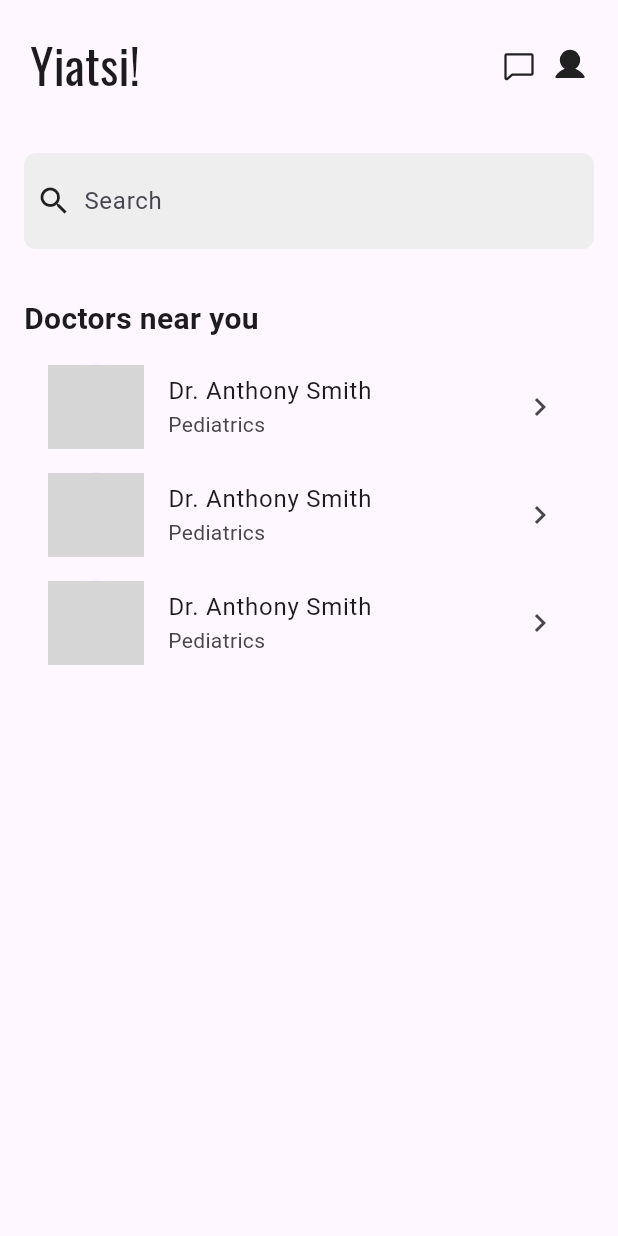
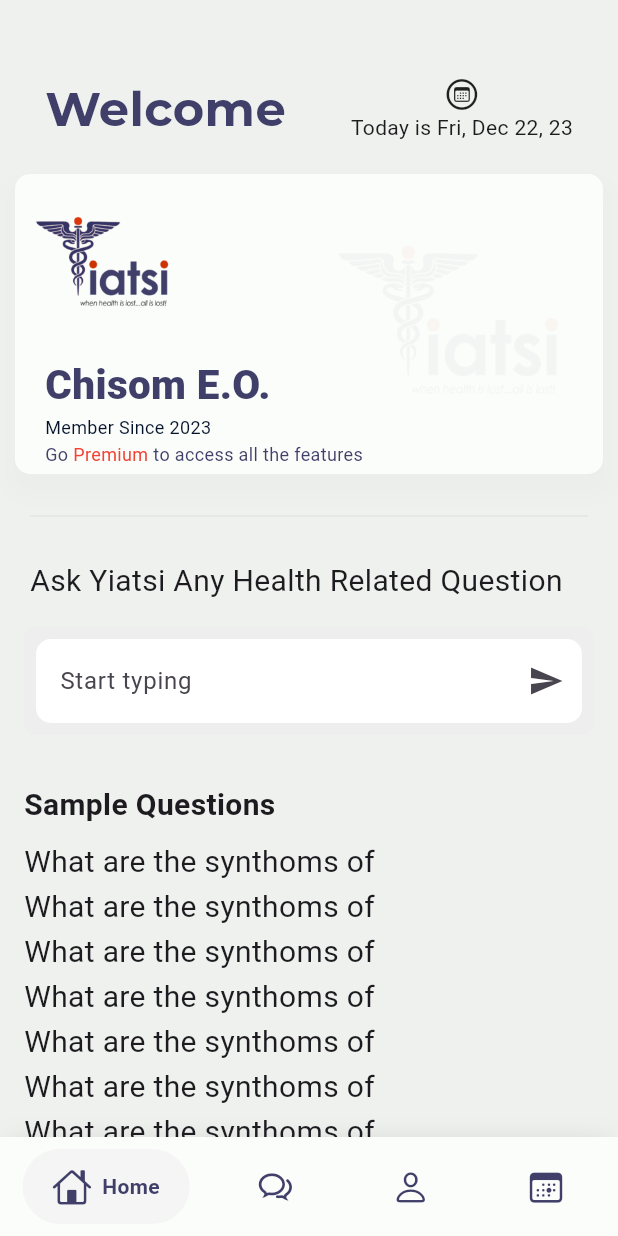
Before and after one commit to Godsom777/Mp_doctor, a Flutter app: the screen it shows once a user with an empty profile is signed in, on a phone screen of 412 x 824 dp. Run offline on Flutter 3.47's test engine with Material 3 defaults, Android fonts, the phone set to English and light mode, and no system bars; drawn by our look-alikes of google_nav_bar; our stand-ins replace firebase_auth, firebase_core, flutter_form_builder, flutter_native_splash, flutter_phosphor_icons, google_fonts and 2 more; accounts and stored records are empty; network calls fail; grey boxes are pictures that could not be loaded.

Commit message:
Routers working

```diff
--- a/lib/authentification pages/auth_page.dart
+++ b/lib/authentification pages/auth_page.dart
@@ -3,7 +3,8 @@
 import 'package:flutter/material.dart';
 import 'package:google_sign_in/google_sign_in.dart';
 import 'package:mp_doctor/components/my_textfield.dart';
-import 'package:mp_doctor/pages/home_page.dart';
+
+import 'package:mp_doctor/pages/router.dart';
 import 'package:sign_in_with_apple/sign_in_with_apple.dart';
 
 
@@ -62,7 +63,7 @@
     double width = MediaQuery.of(context).size.width;
     double height = MediaQuery.of(context).size.height;
     void navigateToHomepage(UserCredential userCredential) {
-  Navigator.push(context, MaterialPageRoute(builder: (context) => const FindYourDoctorScreen()));
+  Navigator.push(context, MaterialPageRoute(builder: (context) => const MyRouter()));
 }
 
     if (_user == null) {
@@ -170,7 +171,7 @@
         ),
       );
     } else {
-      return const FindYourDoctorScreen();
+      return const MyRouter();
 
       // Scaffold(
       //   appBar: AppBar(
--- a/lib/main.dart
+++ b/lib/main.dart
@@ -3,17 +3,12 @@
 import 'package:mp_doctor/authentification%20pages/auth_page.dart';
 import 'package:provider/provider.dart';
 // import 'pages/splash_screen.dart';
-import 'pages/home_page.dart';
 import 'package:firebase_core/firebase_core.dart';
 import 'firebase_options.dart';
 import 'package:google_fonts/google_fonts.dart';
+import 'package:mp_doctor/pages/router.dart';
 
-
-
-
-
-
-Color myBgColor = const Color(0xffffffff);
+Color myBgColor = const Color(0xFFEFF1EE);
 
 //theme Data
 // light Theme
@@ -23,13 +18,10 @@
     hintColor: Colors.orange, // accent Color
 
     textTheme: ThemeData.light().textTheme.copyWith(
-
           bodyLarge: const TextStyle(color: Colors.black38),
           bodyMedium: const TextStyle(color: Colors.black38),
           bodySmall: const TextStyle(color: Colors.black38),
-        )
-
-    );
+        ));
 
 // dark theme
 final ThemeData darkTheme = ThemeData.dark().copyWith(
@@ -62,7 +54,6 @@
   }
 }
 
-
 ////////////////////////////////////////////////////////////////////////
 ////////////////////////////////////////////////////////////
 //////////////////////////////////////////////////
@@ -77,13 +68,12 @@
 
 void main() async {
   WidgetsFlutterBinding.ensureInitialized();
-  await Firebase.initializeApp( options: DefaultFirebaseOptions.currentPlatform);
+  await Firebase.initializeApp(options: DefaultFirebaseOptions.currentPlatform);
   SystemChrome.setEnabledSystemUIMode(SystemUiMode.edgeToEdge);
   runApp(ChangeNotifierProvider(
       create: (context) => ThemeProvider(), // Initialize ThemeProvider
       child: const MyApp()));
 }
-
 
 ////////////////////////////////////////////////////////////////////////
 ////////////////////////////////////////////////////////////
@@ -96,28 +86,20 @@
 //////
 
 class MyApp extends StatelessWidget {
-
   const MyApp({super.key});
-
 
   @override
   Widget build(BuildContext context) {
     ThemeData(
-  textTheme: GoogleFonts.oswaldTextTheme(),
-);
+      textTheme: GoogleFonts.montserratAlternatesTextTheme(),
+    );
 
     return MaterialApp(
-
-
-
       debugShowCheckedModeBanner: false,
-
       home: const AuthPage(),
       routes: {
-        '/home': (context) => const FindYourDoctorScreen(),
+        '/home': (context) => const MyRouter(),
         '/signup': (context) => const AuthPage(),
-
-
       },
     );
   }
--- /dev/null
+++ b/lib/pages/calendar.dart
@@ -0,0 +1,12 @@
+import 'package:flutter/material.dart';
+
+class Calendar extends StatelessWidget {
+  const Calendar({super.key});
+
+  @override
+  Widget build(BuildContext context) {
+    return Container(
+      color: Colors.red,
+    );
+  }
+}
--- /dev/null
+++ b/lib/pages/home.dart
@@ -0,0 +1,277 @@
+import 'package:firebase_auth/firebase_auth.dart';
+import 'package:flutter/cupertino.dart';
+import 'package:flutter/material.dart';
+import 'package:flutter_phosphor_icons/flutter_phosphor_icons.dart';
+import 'package:google_fonts/google_fonts.dart';
+import 'package:intl/intl.dart';
+
+const Color myCardColor = Color(0xffFBFDFA); //soft white color
+Color logoColor = const Color(0xff3F3F69); //get the logo color
+DateTime now = DateTime.now(); // Get current local time
+
+// time using DateFormat
+String formattedTime = DateFormat('hh:mm a').format(now);
+
+//  date using DateFormat
+String formattedDate = DateFormat('EE, MMM d, yy').format(now);
+
+class FindYourDoctorScreen extends StatefulWidget {
+  const FindYourDoctorScreen({super.key});
+
+  @override
+  State<FindYourDoctorScreen> createState() => _FindYourDoctorScreenState();
+}
+
+class _FindYourDoctorScreenState extends State<FindYourDoctorScreen> {
+  @override
+  Widget build(BuildContext context) {
+    double width = MediaQuery.of(context).size.width;
+    // double height = MediaQuery.of(context).size.height;
+
+    return SafeArea(
+      child: Scaffold(
+        backgroundColor: const Color(0xFFEFF1EE),
+        resizeToAvoidBottomInset: true,
+        body: SingleChildScrollView(
+          child: Column(
+            children: [
+              Padding(
+                padding: const EdgeInsets.only(
+                  right: 30.0,
+                  left: 30.0,
+                  top: 50,
+                  bottom: 20,
+                ),
+                child: Row(
+                  mainAxisAlignment: MainAxisAlignment.spaceBetween,
+                  children: [
+                    headerText('Welcome'),
+                    Column(
+                      children: [
+                        const Icon(CupertinoIcons.calendar_circle),
+                        Text('Today is $formattedDate'),
+                      ],
+                    ),
+
+                    //  Image( image: AssetImage('assets/yatsi(logo).png'),width: 120,),
+                  ],
+                ),
+              ),
+              ////////////////////////// the first card//////////////////////////
+              Container(
+                width: width - 20,
+                height: 200,
+                decoration: BoxDecoration(
+                  image: const DecorationImage(
+                      image: AssetImage('assets/yatsi(logo).png'),
+                      fit: BoxFit.fitHeight,
+                      alignment: Alignment.bottomRight,
+                      opacity: 0.04),
+                  color: myCardColor,
+                  boxShadow: [
+                    BoxShadow(
+                      color: Colors.grey.withOpacity(0.04),
+                      spreadRadius: 5,
+                      blurRadius: 10,
+                      offset: const Offset(0, 10),
+                    ),
+                  ],
+                  borderRadius: BorderRadius.circular(10),
+                ),
+                child: Column(
+                  children: [
+                    const Row(
+                      mainAxisAlignment: MainAxisAlignment.start,
+                      children: [
+                        Image(
+                          image: AssetImage('assets/yatsi(logo).png'),
+                          width: 120,
+                        ),
+                      ],
+                    ),
+                    Row(
+                      mainAxisAlignment: MainAxisAlignment.start,
+                      children: [
+                        Padding(
+                          padding: const EdgeInsets.only(
+                            left: 20.0,
+                          ),
+                          child: Column(
+                            crossAxisAlignment: CrossAxisAlignment.start,
+                            children: [
+                              Text(
+                                'Chisom E.O.',
+                                style: GoogleFonts.notoSansYi(
+                                    fontSize: 27,
+                                    fontWeight: FontWeight.w900,
+                                    color: logoColor),
+                              ),
+                              Text(
+                                'Member Since 2023',
+                                style: GoogleFonts.notoSansYi(
+                                    fontSize: 12,
+                                    color:
+                                        const Color.fromARGB(255, 5, 18, 43)),
+                              ),
+                              Text.rich(
+                                TextSpan(
+                                    text: 'Go ',
+                                    style: GoogleFonts.notoSansYi(
+                                        fontSize: 12,
+                                        fontWeight: FontWeight.w400,
+                                        color: logoColor),
+                                    children: const [
+                                      TextSpan(
+                                          text: "Premium ",
+                                          style: TextStyle(color: Colors.red)),
+                                      TextSpan(
+                                          text: "to access all the features")
+                                    ]),
+                              ),
+                            ],
+                          ),
+                        ),
+                      ],
+                    )
+                  ],
+                ),
+              ),
+              const SizedBox(
+                height: 20,
+              ),
+              Divider(
+                thickness: 0.3,
+                indent: 20,
+                endIndent: 20,
+              ),
+              const SizedBox(
+                height: 20,
+              ),
+
+              Padding(
+                padding: const EdgeInsets.only(left: 20),
+                child: Row(
+                  mainAxisAlignment: MainAxisAlignment.start,
+                  children: [
+                    h2Text(
+                      'Ask Yiatsi Any Health Related Question',
+                      20,
+                    ),
+                  ],
+                ),
+              ),
+
+              // Search bar
+              Container(
+                margin: const EdgeInsets.all(16),
+                padding: const EdgeInsets.all(8),
+                decoration: BoxDecoration(
+                  borderRadius: BorderRadius.circular(8),
+                  color: Colors.grey[200],
+                ),
+                child: const Row(
+                  children: [
+                    Expanded(
+                      child: TextField(
+                        decoration: InputDecoration(
+                          suffixIcon: Icon(Icons.send),
+                          hintText: 'Start typing',
+                          border: OutlineInputBorder(
+                              borderRadius:
+                                  BorderRadius.all(Radius.circular(10)),
+                              borderSide: BorderSide.none),
+                          filled: true,
+                          fillColor: Colors.white,
+                        ),
+                      ),
+                    ),
+                  ],
+                ),
+              ),
+              /////////////////////////////////////////////////
+              // Doctors near you
+              Container(
+                margin: const EdgeInsets.all(16),
+                child: Column(
+                  crossAxisAlignment: CrossAxisAlignment.start,
+                  children: [
+                    const Text(
+                      'Sample Questions',
+                      style: TextStyle(
+                        fontSize: 20,
+                        fontWeight: FontWeight.bold,
+                      ),
+                    ),
+                    const SizedBox(height: 8),
+                    ListView.builder(
+                      itemCount: 10,
+                      shrinkWrap: true,
+                      itemBuilder: (context, index) {
+                        return h2Text(
+                          'What are the synthoms of',
+                          18,
+                        );
+                      },
+                    ),
+                  ],
+                ),
+              ),
+            ],
+          ),
+        ),
+      ),
+    );
+  }
+
+  Text h2Text(text, size) {
+    return Text(
+      text,
+      style: GoogleFonts.notoSansYi(fontSize: 20, fontWeight: FontWeight.w400),
+    );
+  }
+
+  Text headerText(text) {
+    return Text(
+      text,
+      style: GoogleFonts.montserrat(
+          fontSize: 32, fontWeight: FontWeight.bold, color: logoColor),
+    );
+  }
+}
+////////////////////////////////////////////////////////////////
+///
+///////////////////////////////////////////////////////////////
+
+class BookAppointmentScreen extends StatelessWidget {
+  const BookAppointmentScreen({super.key});
+
+  @override
+  Widget build(BuildContext context) {
+    return Scaffold(
+      appBar: AppBar(
+        title: const Text('Book Appointment'),
+        backgroundColor: Colors.blue,
+        centerTitle: true,
+      ),
+      body: Center(
+        child: Column(
+          mainAxisAlignment: MainAxisAlignment.center,
+          children: [
+            const Text(
+              'Book an appointment with Dr. Anthony Smith',
+              style: TextStyle(
+                fontSize: 20,
+                fontWeight: FontWeight.bold,
+              ),
+            ),
+            const SizedBox(height: 16),
+            ElevatedButton(
+              onPressed: () {},
+              child: const Text('Book Now'),
+            ),
+          ],
+        ),
+      ),
+    );
+  }
+}
--- a/lib/pages/home_page.dart
+++ /dev/null
@@ -1,149 +0,0 @@
-import 'package:firebase_auth/firebase_auth.dart';
-import 'package:flutter/material.dart';
-import 'package:google_fonts/google_fonts.dart';
-import 'package:flutter_phosphor_icons/flutter_phosphor_icons.dart';
-
-class FindYourDoctorScreen extends StatelessWidget {
-  const FindYourDoctorScreen({super.key});
-
-  @override
-  Widget build(BuildContext context) {
-    return SafeArea(
-      child: Scaffold(
-        resizeToAvoidBottomInset: true,
-
-        body: Column(
-          children: [
-        Padding(
-          padding: const EdgeInsets.all(20.0),
-          child: Row( mainAxisAlignment: MainAxisAlignment.spaceBetween,
-            children: [
-             const Text('Yiatsi!', style: TextStyle( fontFamily: 'Oswald' ,fontWeight: FontWeight.normal,fontSize: 32)),
-              Row(mainAxisAlignment: MainAxisAlignment.end,
-                children: [
-                  GestureDetector(
-
-                      onTap: () {
-
-                         FirebaseAuth.instance.signOut();
-                        // Implement sign out logic here
-                      },
-                       child: const Icon(PhosphorIcons.chat),
-                  ),
-                  const SizedBox(width:10),
-                  GestureDetector(
-
-                      onTap: () {},
-                       child: const Icon(PhosphorIcons.user_fill),
-                  ),
-                ],
-              ),
-            ],
-          ),
-        ),
-
-            // Search bar
-            Container(
-              margin: const EdgeInsets.all(16),
-              padding: const EdgeInsets.all(8),
-              decoration: BoxDecoration(
-                borderRadius: BorderRadius.circular(8),
-                color: Colors.grey[200],
-              ),
-              child: const Row(
-                children: [
-                  Icon(Icons.search),
-                  SizedBox(width: 8),
-                  Expanded(
-                    child: TextField(
-                      decoration: InputDecoration(
-                        hintText: 'Search',
-                        border: InputBorder.none,
-                      ),
-                    ),
-                  ),
-                ],
-              ),
-            ),
-            // Doctors near you
-            Container(
-              margin: const EdgeInsets.all(16),
-              child: Column(
-                crossAxisAlignment: CrossAxisAlignment.start,
-                children: [
-                  const Text(
-                    'Doctors near you',
-                    style: TextStyle(
-                      fontSize: 20,
-                      fontWeight: FontWeight.bold,
-                    ),
-                  ),
-                  const SizedBox(height: 8),
-                  ListView.builder(
-                    itemCount: 3,
-                    shrinkWrap: true,
-                    itemBuilder: (context, index) {
-                      return ListTile(
-                        leading: const CircleAvatar(
-                          radius: 32,
-                          backgroundImage: AssetImage('assets/doctor.png'),
-                        ),
-                        title: const Text('Dr. Anthony Smith'),
-                        subtitle: const Text('Pediatrics'),
-                        trailing: const Icon(Icons.chevron_right),
-                        onTap: () {
-                          // Navigate to the Book Appointment screen
-                          Navigator.push(
-                            context,
-                            MaterialPageRoute(builder: (context) => const BookAppointmentScreen()),
-                          );
-                        },
-                      );
-                    },
-                  ),
-                ],
-              ),
-            ),
-          ],
-        ),
-      ),
-    );
-  }
-}
-////////////////////////////////////////////////////////////////
-///
-///////////////////////////////////////////////////////////////
-
-class BookAppointmentScreen extends StatelessWidget {
-  const BookAppointmentScreen({super.key});
-
-  @override
-  Widget build(BuildContext context) {
-    return Scaffold(
-      appBar: AppBar(
-        title: const Text('Book Appointment'),
-        backgroundColor: Colors.blue,
-        centerTitle: true,
-      ),
-      body: Center(
-        child: Column(
-          mainAxisAlignment: MainAxisAlignment.center,
-          children: [
-            const Text(
-              'Book an appointment with Dr. Anthony Smith',
-              style: TextStyle(
-                fontSize: 20,
-                fontWeight: FontWeight.bold,
-              ),
-            ),
-            const SizedBox(height: 16),
-            ElevatedButton(
-              onPressed: () {},
-              child: const Text('Book Now'),
-            ),
-          ],
-        ),
-      ),
-    );
-  }
-}
--- /dev/null
+++ b/lib/pages/inbox.dart
@@ -0,0 +1,12 @@
+import 'package:flutter/material.dart';
+
+class Inbox extends StatelessWidget {
+  const Inbox({super.key});
+
+  @override
+  Widget build(BuildContext context) {
+    return Container(
+      color: Colors.green,
+    );
+  }
+}
--- /dev/null
+++ b/lib/pages/profile.dart
@@ -0,0 +1,20 @@
+import 'package:flutter/material.dart';
+import 'package:firebase_auth/firebase_auth.dart';
+import 'package:firebase_core/firebase_core.dart';
+
+class Profile extends StatelessWidget {
+  const Profile({super.key});
+
+  @override
+  Widget build(BuildContext context) {
+    return Container(
+      color: Colors.yellow,
+      child: Center(
+        child: InkWell(
+          onTap: () async => await FirebaseAuth.instance.signOut(),
+          child: Text('LogOut'),
+        ),
+      ),
+    );
+  }
+}
--- /dev/null
+++ b/lib/pages/router.dart
@@ -0,0 +1,156 @@
+import 'package:firebase_auth/firebase_auth.dart';
+import 'package:flutter/cupertino.dart';
+import 'package:flutter/material.dart';
+import 'package:flutter_phosphor_icons/flutter_phosphor_icons.dart';
+import 'package:google_fonts/google_fonts.dart';
+import 'package:google_nav_bar/google_nav_bar.dart';
+import 'package:mp_doctor/pages/calendar.dart';
+import 'package:mp_doctor/pages/home.dart';
+import 'package:mp_doctor/pages/inbox.dart';
+import 'package:mp_doctor/pages/Profile.dart';
+
+const Color myCardColor = Color(0xffFBFDFA);
+Color logoColor = const Color(0xff3F3F69);
+
+class MyRouter extends StatefulWidget {
+  static TextStyle optionStyle =
+      TextStyle(fontSize: 30, fontWeight: FontWeight.w400, color: logoColor);
+  static final List<Widget> _widgetOptions = <Widget>[
+    Text(
+      'Home',
+      style: optionStyle,
+    ),
+    Text(
+      'Search',
+      style: optionStyle,
+    ),
+    Text(
+      'Profile',
+      style: optionStyle,
+    ),
+    Text(
+      'Calendar',
+      style: optionStyle,
+    ),
+  ];
+
+  const MyRouter({super.key});
+
+  @override
+  State<MyRouter> createState() => _MyRouterState();
+}
+
+class _MyRouterState extends State<MyRouter> {
+  int _selectedIndex = 0;
+  static  List<Widget> _widgetOptions = <Widget>[
+    FindYourDoctorScreen(),
+    Calendar(),
+    Profile(),
+    Inbox(),
+  ];
+
+  @override
+  Widget build(BuildContext context) {
+    double width = MediaQuery.of(context).size.width;
+    double height = MediaQuery.of(context).size.height;
+
+    return SafeArea(
+      child: Scaffold(
+        bottomNavigationBar: Container(
+            decoration: const BoxDecoration(color: myCardColor, boxShadow: [
+              BoxShadow(
+                blurRadius: 15,
+                spreadRadius: -5,
+                color: Color.fromRGBO(50, 50, 50, 0.2),
+              )
+            ]),
+            child: SafeArea(
+              child: Padding(
+                padding:
+                    const EdgeInsets.symmetric(horizontal: 15.0, vertical: 8),
+                child: GNav(
+                  rippleColor: Colors.grey[300]!,
+                  hoverColor: Colors.grey[100]!,
+                  gap: 7,
+                  activeColor: logoColor,
+                  iconSize: 26,
+                  padding:
+                      const EdgeInsets.symmetric(horizontal: 20, vertical: 12),
+                  duration: const Duration(milliseconds: 400),
+                  tabBackgroundColor: Colors.grey[100]!,
+                  color: logoColor,
+                  tabs: [
+                    GButton(
+                      icon: CupertinoIcons.home,
+                      text: 'Home',
+                      iconColor: logoColor,
+                    ),
+                    GButton(
+                      icon: CupertinoIcons.chat_bubble_2,
+                      text: 'Inbox',
+                      iconColor: logoColor,
+                    ),
+                    GButton(
+                      icon: CupertinoIcons.person,
+                      text: 'Profile',
+                      iconColor: logoColor,
+                    ),
+                    GButton(
+                      icon: CupertinoIcons.calendar_today,
+                      text: 'Calendar',
+                      iconColor: logoColor,
+                    ),
+                  ],
+                  selectedIndex: _selectedIndex,
+                  onTabChange: (index) {
+                    setState(() {
+                      _selectedIndex = index;
+                    });
+                  },
+                ),
+              ),
+            )),
+        backgroundColor: const Color(0xFFEFF1EE),
+        resizeToAvoidBottomInset: true,
+        body: _widgetOptions.elementAt(_selectedIndex),
+      ),
+    );
+  }
+}
+////////////////////////////////////////////////////////////////
+///
+///////////////////////////////////////////////////////////////
+
+class BookAppointmentScreen extends StatelessWidget {
+  const BookAppointmentScreen({super.key});
+
+  @override
+  Widget build(BuildContext context) {
+    return Scaffold(
+      appBar: AppBar(
+        title: const Text('Book Appointment'),
+        backgroundColor: Colors.blue,
+        centerTitle: true,
+      ),
+      body: Center(
+        child: Column(
+          mainAxisAlignment: MainAxisAlignment.center,
+          children: [
+            const Text(
+              'Book an appointment with Dr. Anthony Smith',
+              style: TextStyle(
+                fontSize: 20,
+                fontWeight: FontWeight.bold,
+              ),
+            ),
+            const SizedBox(height: 16),
+            ElevatedButton(
+              onPressed: () {},
+              child: const Text('Book Now'),
+            ),
+          ],
+        ),
+      ),
+    );
+  }
+}
--- a/lib/pages/splash_screen.dart
+++ b/lib/pages/splash_screen.dart
@@ -27,10 +27,10 @@
           .remove(); // Make a network request to check if the user is registered.
       if (isRegistered) {
         // Navigate to the home page.
-        Navigator.pushReplacementNamed(context, '/home');
+       // Navigator.pushReplacementNamed(context, '/home');
       } else {
         // Navigate to the signup screen.
-        Navigator.pushReplacementNamed(context, '/signup');
+       // Navigator.pushReplacementNamed(context, '/signup');
       }
 
       // Remove the splash screen.
```
Also changed, not shown: pubspec.yaml (+6 -5 lines), assets/doctor logo.png (deleted), pubspec.lock.
